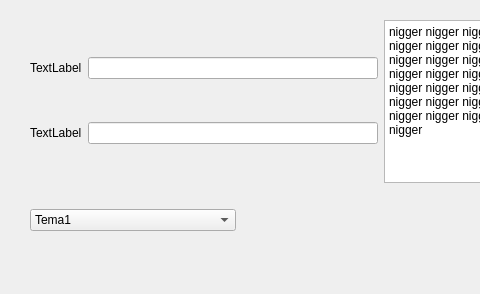
The window that Interfaces/QTDesigner_ALT/repaso/ui/repaso.ui (ImNotPablosKi/DAM22627) describes before a commit, drawn with Qt 5; both pictures show x 0 to 480 and y 0 to 294 of the 764 by 294 pixel window.
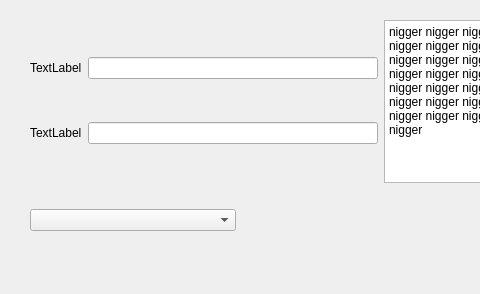
The same window after the commit.

The edit to the form file:
```diff
--- a/Interfaces/QTDesigner_ALT/repaso/ui/repaso.ui
+++ b/Interfaces/QTDesigner_ALT/repaso/ui/repaso.ui
@@ -14,7 +14,7 @@
    <string>MainWindow</string>
   </property>
   <widget class="QWidget" name="centralwidget">
-   <widget class="QWidget" name="">
+   <widget class="QWidget" name="layoutWidget">
     <property name="geometry">
      <rect>
       <x>30</x>
@@ -94,6 +94,12 @@
       <layout class="QHBoxLayout" name="horizontalLayout_5">
        <item>
         <widget class="QComboBox" name="comboBox">
+         <property name="currentIndex">
+          <number>-1</number>
+         </property>
+         <property name="placeholderText">
+          <string>Selecciona...</string>
+         </property>
          <item>
           <property name="text">
            <string>Tema1</string>
```
